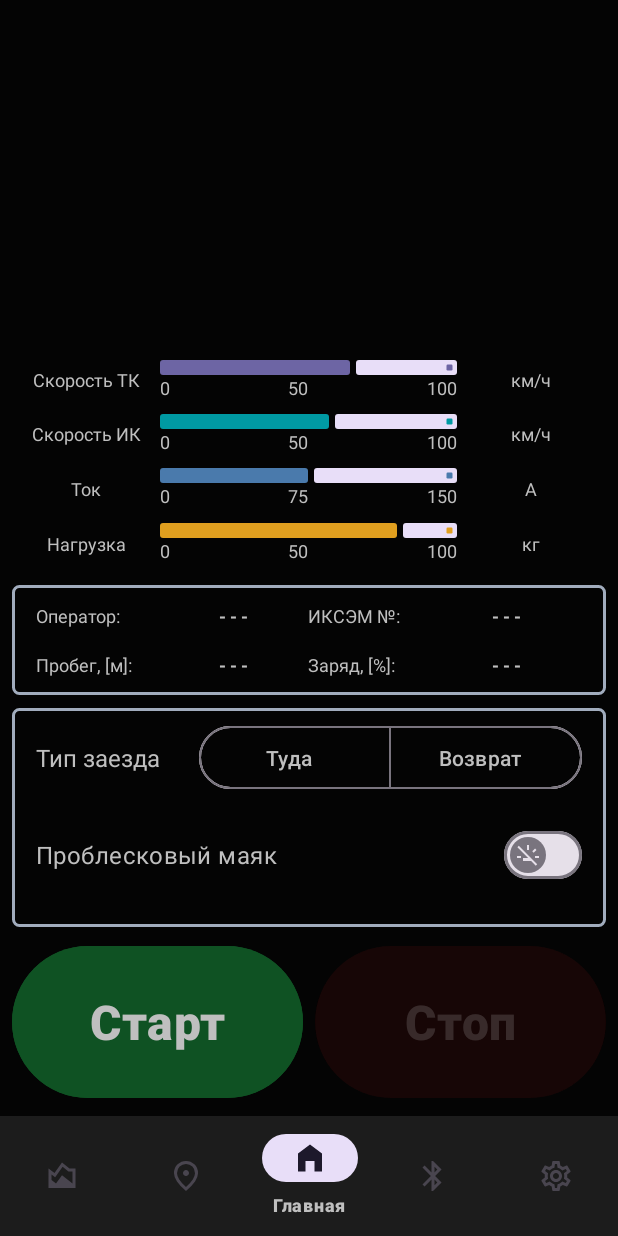
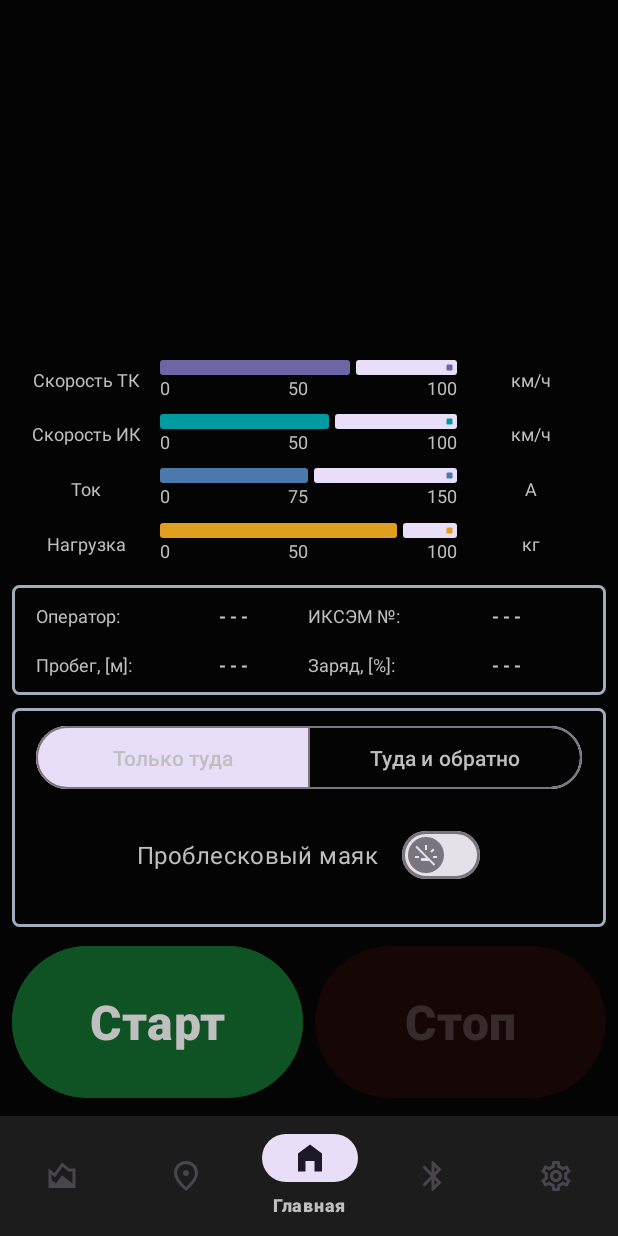
Before and after one commit to mkopichev/iksem_new, an Android app: the screen it shows after launch (MainActivity), on a phone screen of 412 x 824 dp. Run offline under Robolectric (Android 15) with nearby library versions, the phone set to English and light mode, and no system bars.

Commit message:
segmented buttons added to home and protocols screens

```diff
--- a/iksem_software/app/src/main/java/com/iksem/MainActivity.java
+++ b/iksem_software/app/src/main/java/com/iksem/MainActivity.java
@@ -4,12 +4,13 @@ import static com.iksem.R.id.navigation_map;
 
 import android.annotation.SuppressLint;
 import android.os.Bundle;
-import android.widget.Button;
+import android.view.View;
 
 import androidx.appcompat.app.AppCompatActivity;
 import androidx.viewpager2.widget.ViewPager2;
 
 import com.google.android.material.bottomnavigation.BottomNavigationView;
+import com.google.android.material.button.MaterialButton;
 import com.iksem.ui.ViewPagerAdapter;
 
 public class MainActivity extends AppCompatActivity {
@@ -17,7 +18,7 @@ public class MainActivity extends AppCompatActivity {
     ViewPager2 viewPager2;
     ViewPagerAdapter viewPagerAdapter;
 
-    @SuppressLint("NonConstantResourceId")
+    @SuppressLint({"NonConstantResourceId", "MissingInflatedId"})
     @Override
     protected void onCreate(Bundle savedInstanceState) {
         super.onCreate(savedInstanceState);
--- a/iksem_software/app/src/main/java/com/iksem/ui/home/HomeFragment.java
+++ b/iksem_software/app/src/main/java/com/iksem/ui/home/HomeFragment.java
@@ -26,6 +26,7 @@ public class HomeFragment extends Fragment {
 
         final TextView textView = binding.textHome;
         homeViewModel.getText().observe(getViewLifecycleOwner(), textView::setText);
+
         return root;
     }
 
--- a/iksem_software/app/src/main/res/drawable/button_general_segmented.xml
+++ /dev/null
@@ -1,5 +0,0 @@
-<?xml version="1.0" encoding="utf-8"?>
-<selector xmlns:android="http://schemas.android.com/apk/res/android">
-    <item android:color="@color/blue_deep" android:state_enabled="true" android:state_selected="true" />
-    <item android:color="@color/blue_deep_disabled" android:state_enabled="false" />
-</selector>
--- /dev/null
+++ b/iksem_software/app/src/main/res/drawable/ic_protocol_map_view.xml
@@ -0,0 +1,5 @@
+<vector android:height="24dp" android:tint="#000000"
+    android:viewportHeight="24" android:viewportWidth="24"
+    android:width="24dp" xmlns:android="http://schemas.android.com/apk/res/android">
+    <path android:fillColor="@android:color/white" android:pathData="M20.5,3l-0.16,0.03L15,5.1 9,3 3.36,4.9c-0.21,0.07 -0.36,0.25 -0.36,0.48V20.5c0,0.28 0.22,0.5 0.5,0.5l0.16,-0.03L9,18.9l6,2.1 5.64,-1.9c0.21,-0.07 0.36,-0.25 0.36,-0.48V3.5c0,-0.28 -0.22,-0.5 -0.5,-0.5zM15,19l-6,-2.11V5l6,2.11V19z"/>
+</vector>
--- /dev/null
+++ b/iksem_software/app/src/main/res/drawable/ic_protocol_merge.xml
@@ -0,0 +1,5 @@
+<vector android:height="24dp" android:tint="#000000"
+    android:viewportHeight="24" android:viewportWidth="24"
+    android:width="24dp" xmlns:android="http://schemas.android.com/apk/res/android">
+    <path android:fillColor="@android:color/white" android:pathData="M6.41,21L5,19.59l4.83,-4.83c0.75,-0.75 1.17,-1.77 1.17,-2.83v-5.1L9.41,8.41L8,7l4,-4l4,4l-1.41,1.41L13,6.83v5.1c0,1.06 0.42,2.08 1.17,2.83L19,19.59L17.59,21L12,15.41L6.41,21z"/>
+</vector>
--- /dev/null
+++ b/iksem_software/app/src/main/res/drawable/ic_protocol_split.xml
@@ -0,0 +1,5 @@
+<vector android:autoMirrored="true" android:height="24dp"
+    android:tint="#000000" android:viewportHeight="24"
+    android:viewportWidth="24" android:width="24dp" xmlns:android="http://schemas.android.com/apk/res/android">
+    <path android:fillColor="@android:color/white" android:pathData="M14,4l2.29,2.29 -2.88,2.88 1.42,1.42 2.88,-2.88L20,10L20,4zM10,4L4,4v6l2.29,-2.29 4.71,4.7L11,20h2v-8.41l-5.29,-5.3z"/>
+</vector>
--- a/iksem_software/app/src/main/res/layout/fragment_home.xml
+++ b/iksem_software/app/src/main/res/layout/fragment_home.xml
@@ -445,48 +445,34 @@
         app:layout_constraintStart_toStartOf="parent"
         app:layout_constraintTop_toBottomOf="@id/home_info_box">
 
-        <TableRow
+        <com.google.android.material.button.MaterialButtonToggleGroup
             android:layout_width="match_parent"
-            android:layout_height="wrap_content">
-
-            <TextView
-                style="@style/header_text_2"
-                android:layout_width="0dp"
-                android:layout_height="match_parent"
-                android:layout_weight="0.3"
-                android:gravity="center|start"
-                android:text="@string/home_trip_type" />
-
-            <com.google.android.material.button.MaterialButtonToggleGroup
-                android:layout_width="0dp"
             android:layout_height="wrap_content"
-                android:layout_weight="0.7"
+            app:checkedButton="@id/home_one_way_protocol"
             app:selectionRequired="true"
             app:singleSelection="true">
 
             <com.google.android.material.button.MaterialButton
+                android:id="@+id/home_one_way_protocol"
                 style="@style/button_general_segmented"
                 android:layout_width="0dp"
                 android:layout_height="wrap_content"
                 android:layout_weight="0.5"
-                    android:text="@string/home_trip_type_one_way"
-                    android:textSelectHandleLeft="@drawable/ic_button_apply" />
+                android:text="@string/home_trip_type_one_way" />
 
             <com.google.android.material.button.MaterialButton
+                android:id="@+id/home_both_ways_protocol"
                 style="@style/button_general_segmented"
                 android:layout_width="0dp"
                 android:layout_height="wrap_content"
                 android:layout_weight="0.5"
-                    android:text="@string/home_trip_type_both_ways"
-                    android:textSelectHandleLeft="@drawable/ic_button_apply" />
+                android:text="@string/home_trip_type_both_ways" />
 
         </com.google.android.material.button.MaterialButtonToggleGroup>
 
-        </TableRow>
-
         <com.google.android.material.materialswitch.MaterialSwitch
             style="@style/header_text_2"
-            android:layout_width="match_parent"
+            android:layout_width="wrap_content"
             android:layout_height="0dp"
             android:layout_weight="0.5"
             android:checked="false"
--- a/iksem_software/app/src/main/res/values/strings.xml
+++ b/iksem_software/app/src/main/res/values/strings.xml
@@ -26,7 +26,6 @@
     <string name="button_unlock_settings">Разблокировать</string>
     <string name="home_start_button">Старт</string>
     <string name="home_stop_button">Стоп</string>
-    <string name="home_trip_type">Тип заезда</string>
     <string name="home_light_on">Проблесковый маяк</string>
     <string name="settings_set_new_password">Задайте новый пароль</string>
     <string name="home_info_box_iksem_number">ИКСЭМ №:</string>
@@ -92,6 +91,6 @@
     <string name="settings_mm">" мм"</string>
     <string name="settings_percent" translatable="false">" %"</string>
     <string name="settings_password_hint">Пароль</string>
-    <string name="home_trip_type_one_way">Туда</string>
-    <string name="home_trip_type_both_ways">Возврат</string>
+    <string name="home_trip_type_one_way">Только туда</string>
+    <string name="home_trip_type_both_ways">Туда и обратно</string>
 </resources>
--- a/iksem_software/app/src/main/res/values/themes.xml
+++ b/iksem_software/app/src/main/res/values/themes.xml
@@ -10,10 +10,10 @@
         <item name="colorSecondaryVariant">@color/cyan_dark</item>
         <item name="colorOnSecondary">@color/red_grayish_dark</item>
         <!-- Status bar color. -->
-        <item name="android:statusBarColor">@color/background_over</item>
+        <item name="android:statusBarColor">@android:color/transparent</item>
         <!-- Customize your theme here. -->
         <item name="android:windowBackground">@color/background</item>
-        <item name="android:navigationBarColor">@color/background_over</item>
+        <item name="android:navigationBarColor">?android:attr/statusBarColor</item>
         <item name="android:textColor">@drawable/background_text_color</item>
         <item name="materialSwitchStyle">@style/Widget.App.Switch</item>
     </style>
@@ -59,7 +59,7 @@
         <item name="android:autoSizeTextType">uniform</item>
         <item name="android:gravity">center</item>
         <item name="android:backgroundTint">@drawable/button_general</item>
-        <item name="android:textColor">@drawable/background_text_color</item>
+        <item name="android:textColor">?android:attr/textColor</item>
         <item name="iconTint">?android:attr/textColor</item>
         <item name="android:focusable">true</item>
         <item name="android:clickable">true</item>
@@ -77,11 +77,13 @@
         <item name="android:insetLeft">0dp</item>
     </style>
 
-    <style name="button_general_segmented" parent="Widget.Material3.Button.OutlinedButton.Icon">
+    <style name="button_general_segmented" parent="Widget.Material3.Button.OutlinedButton">
         <item name="android:minHeight">50dp</item>
         <item name="android:gravity">center</item>
-        <item name="android:textColor">@drawable/background_text_color</item>
+        <item name="android:textColor">?android:attr/textColor</item>
         <item name="iconTint">?android:attr/textColor</item>
+        <item name="iconGravity">textStart</item>
+        <item name="iconPadding">0dp</item>
         <item name="android:focusable">true</item>
         <item name="android:clickable">true</item>
         <item name="android:enabled">true</item>
```
Also changed, not shown: iksem_software/app/src/main/res/drawable/ic_protocol_plot_view.xml (added, +7 -0 lines), iksem_software/app/src/main/res/layout/fragment_protocols.xml (+76 -18 lines), 1 other file. Lines whose indentation alone changed are shown as unchanged.
